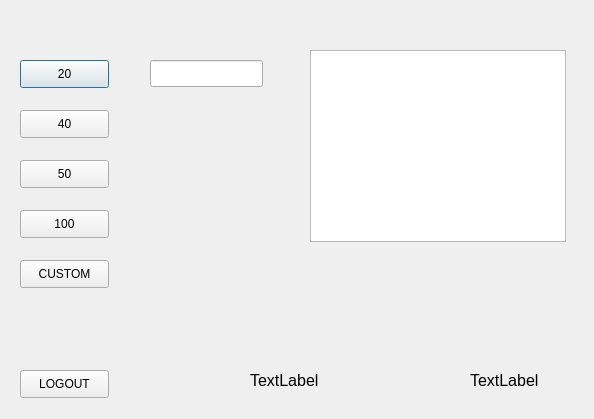
This is bankautomat/Login kinda melkein/korttimain.ui in banksimul2022/group4 as Qt 5 draws it before an edit. The edited form follows.
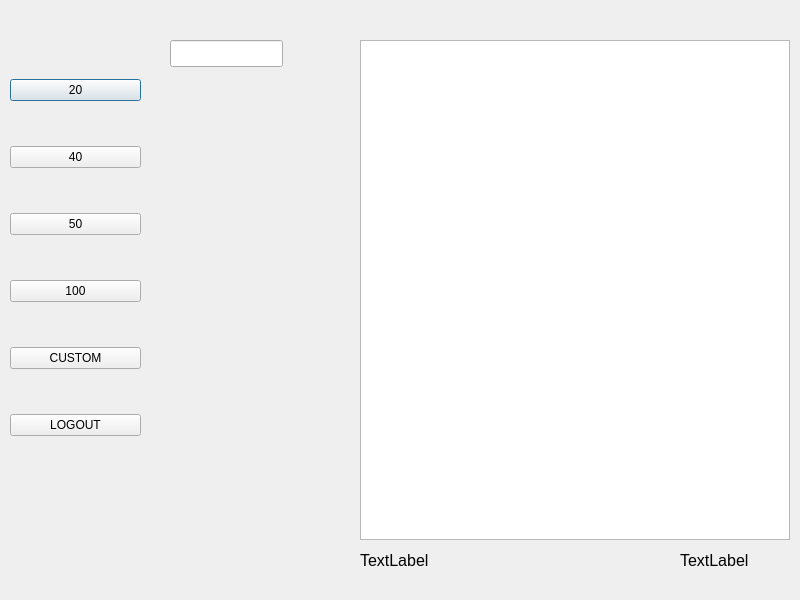
This is the edited form.

```diff
--- a/bankautomat/Login kinda melkein/korttimain.ui
+++ b/bankautomat/Login kinda melkein/korttimain.ui
@@ -6,8 +6,8 @@
    <rect>
     <x>0</x>
     <y>0</y>
-    <width>594</width>
-    <height>419</height>
+    <width>800</width>
+    <height>600</height>
    </rect>
   </property>
   <property name="windowTitle">
@@ -16,8 +16,8 @@
   <widget class="QLabel" name="labelPin">
    <property name="geometry">
     <rect>
-     <x>470</x>
-     <y>360</y>
+     <x>680</x>
+     <y>540</y>
      <width>100</width>
      <height>40</height>
     </rect>
@@ -34,8 +34,8 @@
   <widget class="QLabel" name="labelKortinnumero">
    <property name="geometry">
     <rect>
-     <x>250</x>
-     <y>360</y>
+     <x>360</x>
+     <y>540</y>
      <width>100</width>
      <height>40</height>
     </rect>
@@ -52,100 +52,88 @@
   <widget class="QTableView" name="tableView">
    <property name="geometry">
     <rect>
-     <x>310</x>
-     <y>50</y>
-     <width>256</width>
-     <height>192</height>
+     <x>360</x>
+     <y>40</y>
+     <width>430</width>
+     <height>500</height>
     </rect>
    </property>
-  </widget>
-  <widget class="QPushButton" name="btn_20">
-   <property name="geometry">
-    <rect>
-     <x>20</x>
-     <y>60</y>
-     <width>89</width>
-     <height>28</height>
-    </rect>
+   <property name="layoutDirection">
+    <enum>Qt::LeftToRight</enum>
    </property>
-   <property name="text">
-    <string>20</string>
+   <property name="autoFillBackground">
+    <bool>false</bool>
    </property>
-  </widget>
-  <widget class="QPushButton" name="btn_40">
-   <property name="geometry">
-    <rect>
-     <x>20</x>
-     <y>110</y>
-     <width>89</width>
-     <height>28</height>
-    </rect>
+   <property name="selectionMode">
+    <enum>QAbstractItemView::NoSelection</enum>
    </property>
-   <property name="text">
-    <string>40</string>
-   </property>
-  </widget>
-  <widget class="QPushButton" name="btn_50">
-   <property name="geometry">
-    <rect>
-     <x>20</x>
-     <y>160</y>
-     <width>89</width>
-     <height>28</height>
-    </rect>
-   </property>
-   <property name="text">
-    <string>50</string>
-   </property>
-  </widget>
-  <widget class="QPushButton" name="btn_100">
-   <property name="geometry">
-    <rect>
-     <x>20</x>
-     <y>210</y>
-     <width>89</width>
-     <height>28</height>
-    </rect>
-   </property>
-   <property name="text">
-    <string>100</string>
-   </property>
-  </widget>
-  <widget class="QPushButton" name="btn_custom">
-   <property name="geometry">
-    <rect>
-     <x>20</x>
-     <y>260</y>
-     <width>89</width>
-     <height>28</height>
-    </rect>
-   </property>
-   <property name="text">
-    <string>CUSTOM</string>
-   </property>
+   <attribute name="horizontalHeaderMinimumSectionSize">
+    <number>39</number>
+   </attribute>
   </widget>
   <widget class="QLineEdit" name="lineEdit_saldo">
    <property name="geometry">
     <rect>
-     <x>150</x>
-     <y>60</y>
+     <x>170</x>
+     <y>40</y>
      <width>113</width>
      <height>27</height>
     </rect>
    </property>
   </widget>
-  <widget class="QPushButton" name="btn_logout">
+  <widget class="QWidget" name="verticalLayoutWidget">
    <property name="geometry">
     <rect>
-     <x>20</x>
-     <y>370</y>
-     <width>89</width>
-     <height>28</height>
+     <x>10</x>
+     <y>40</y>
+     <width>131</width>
+     <height>441</height>
     </rect>
    </property>
-   <property name="text">
-    <string>LOGOUT</string>
-   </property>
+   <layout class="QVBoxLayout" name="verticalLayout">
+    <item>
+     <widget class="QPushButton" name="btn_20">
+      <property name="text">
+       <string>20</string>
+      </property>
+     </widget>
+    </item>
+    <item>
+     <widget class="QPushButton" name="btn_40">
+      <property name="text">
+       <string>40</string>
+      </property>
+     </widget>
+    </item>
+    <item>
+     <widget class="QPushButton" name="btn_50">
+      <property name="text">
+       <string>50</string>
+      </property>
+     </widget>
+    </item>
+    <item>
+     <widget class="QPushButton" name="btn_100">
+      <property name="text">
+       <string>100</string>
+      </property>
+     </widget>
+    </item>
+    <item>
+     <widget class="QPushButton" name="btn_custom">
+      <property name="text">
+       <string>CUSTOM</string>
+      </property>
+     </widget>
+    </item>
+    <item>
+     <widget class="QPushButton" name="btn_logout">
+      <property name="text">
+       <string>LOGOUT</string>
+      </property>
+     </widget>
+    </item>
+   </layout>
   </widget>
  </widget>
  <resources/>
```
